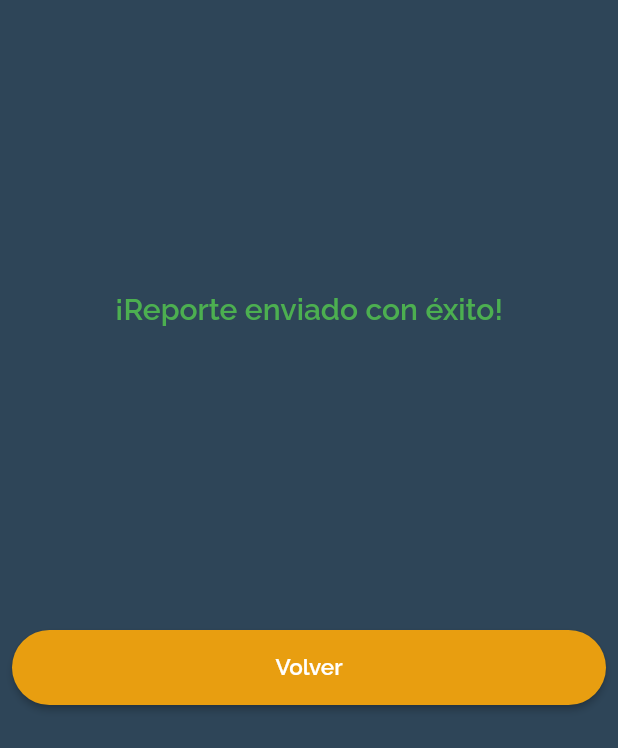
After one commit to FrancoTerranovaJob/Invasores-app, a Flutter app: the SendReportSuccessPage screen opened directly, on a phone screen of 412 x 824 dp. The commit adds this screen. Shown: the top 748 px of the screen. Run offline on Flutter 3.47's test engine with Material 2 defaults, Android fonts, the phone set to English and light mode, and no system bars; our stand-ins replace bloc, dio, equatable, flutter_bloc, flutter_svg, kiwi and 5 more; accounts and stored records are empty; network calls fail.

Commit message:
added report flow, changes

```diff
--- a/lib/clean/presentation/home/pages/data_content.dart
+++ b/lib/clean/presentation/home/pages/data_content.dart
@@ -68,7 +68,7 @@ class DataContent extends StatelessWidget {
                         c is FilterSelectedState || c is FilterDeselectedState,
                     builder: (context, state) {
                       return FilterList<GenderType>(
-                        items: [
+                        items: const [
                           GenderType.male,
                           GenderType.female,
                           GenderType.unknown,
--- /dev/null
+++ b/lib/clean/presentation/show_people/pages/send_report_success_page.dart
@@ -0,0 +1,48 @@
+import 'package:flutter/material.dart';
+import 'package:urbe_solution/theme/app_theme.dart';
+import 'package:urbe_solution/widgets/buttons/rounded_button.dart';
+
+class SendReportSuccessPage extends StatelessWidget {
+  final Function() onConfirmPressed;
+
+  const SendReportSuccessPage({Key? key, required this.onConfirmPressed})
+      : super(key: key);
+
+  @override
+  Widget build(BuildContext context) {
+    return Scaffold(
+      backgroundColor: Themes.mainTheme(context).colorScheme.primary,
+      body: SafeArea(
+        child: Column(
+          children: [
+            Expanded(
+              child: Center(
+                child: Text(
+                  '¡Reporte enviado con éxito!',
+                  style: Themes.mainTheme(context)
+                      .textTheme
+                      .headline2!
+                      .copyWith(color: Colors.green),
+                ),
+              ),
+            ),
+            Flexible(
+              child: Padding(
+                padding: const EdgeInsets.all(8.0),
+                child: RoundedButton(
+                    enabledColor:
+                        Themes.mainTheme(context).colorScheme.onPrimary,
+                    disabledColor:
+                        Themes.mainTheme(context).colorScheme.onSecondary,
+                    textColor:
+                        Themes.mainTheme(context).colorScheme.onBackground,
+                    text: 'Volver',
+                    onPressed: onConfirmPressed),
+              ),
+            )
+          ],
+        ),
+      ),
+    );
+  }
+}
--- a/lib/modules/use_case_module.dart
+++ b/lib/modules/use_case_module.dart
@@ -5,6 +5,7 @@ import 'package:urbe_solution/clean/domain/use_cases/get_mode_use_case.dart';
 
 import 'package:urbe_solution/clean/domain/use_cases/initialize_app_use_case.dart';
 import 'package:urbe_solution/clean/domain/use_cases/is_valid_data.dart';
+import 'package:urbe_solution/clean/domain/use_cases/report_use_case.dart';
 
 import '../clean/domain/use_cases/sync_data_use_case.dart';
 
@@ -22,6 +23,8 @@ class UseCaseModule {
         (container) => ChangeModeUseCase());
     KiwiContainer()
         .registerSingleton<GetModeUseCase>((container) => GetModeUseCase());
+    KiwiContainer()
+        .registerSingleton<ReportUseCase>((container) => ReportUseCase());
     return true;
   }
 }
```
Also changed, not shown: lib/clean/data/providers/data_base/models/request/set_characters_request.dart (+3 -4 lines), lib/clean/domain/use_cases/report_use_case.dart (added, +11 -0 lines), lib/clean/presentation/show_people/bloc/show_people_bloc.dart (+30 -0 lines), lib/clean/presentation/show_people/bloc/show_people_state.dart (+51 -0 lines), lib/clean/presentation/show_people/pages/profile_page/footer/profile_footer.dart (+5 -2 lines), lib/clean/presentation/show_people/pages/profile_page/profile_page.dart (+10 -1 lines), lib/clean/presentation/show_people/pages/progress_content.dart (+2 -15 lines), lib/clean/presentation/show_people/pages/send_report_error_page.dart (added, +66 -0 lines), lib/clean/presentation/show_people/show_people_content.dart (+38 -4 lines).
